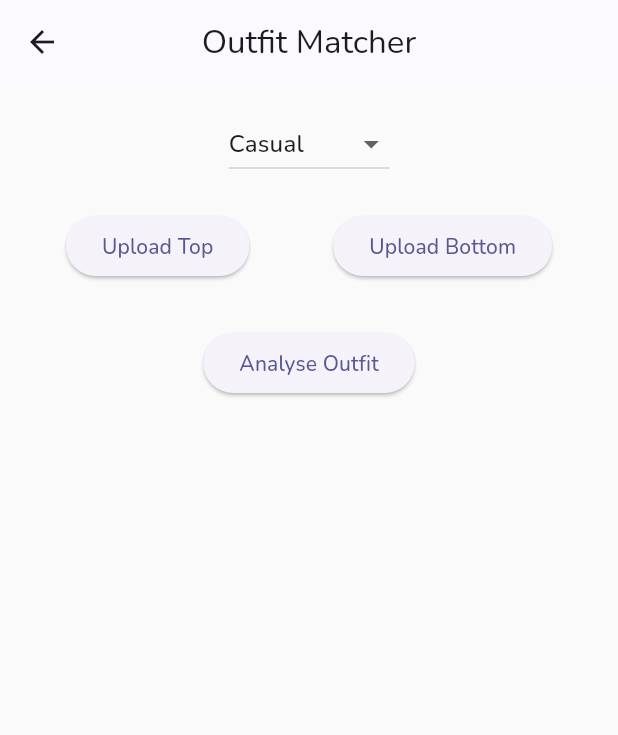
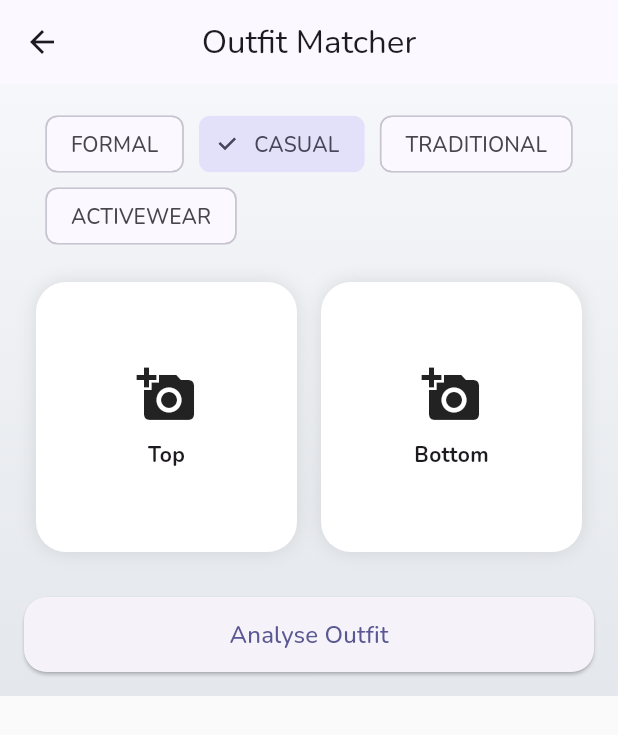
Before and after one commit to Manojkhandelwalmj/beyondhue, a Flutter app: the OutfitMatcherScreen screen opened directly, on a phone screen of 412 x 824 dp. Shown: the top 735 px of the screen. Run offline on Flutter 3.47's test engine with Material 3 defaults, Android fonts, the phone set to English and light mode, and no system bars; our stand-ins replace google_fonts, hive, hive_flutter, image_picker, palette_generator; accounts and stored records are empty.

Commit message:
latest ui change done to outfit matcher button screen

```diff
--- a/lib/screens/outfit/outfit_matcher_screen.dart
+++ b/lib/screens/outfit/outfit_matcher_screen.dart
@@ -4,7 +4,6 @@ import 'package:beyondhue/models/colour_data.dart';
 import 'package:beyondhue/services/colour_detection_service.dart';
 import 'package:flutter/material.dart';
 import 'package:image_picker/image_picker.dart';
-
 
 class OutfitMatcherScreen extends StatefulWidget {
   const OutfitMatcherScreen({super.key});
@@ -29,19 +28,20 @@ class _OutfitMatcherScreenState extends State<OutfitMatcherScreen> {
   final picker = ImagePicker();
 
   Future pickImage(bool isTop) async {
-
-    final source = await showDialog<ImageSource>(
+    final source = await showModalBottomSheet<ImageSource>(
       context: context,
-      builder: (_) => AlertDialog(
-        title: const Text("Select Source"),
-        actions: [
-          TextButton(
-            onPressed: () => Navigator.pop(context, ImageSource.camera),
-            child: const Text("Camera"),
+      builder: (_) => Column(
+        mainAxisSize: MainAxisSize.min,
+        children: [
+          ListTile(
+            leading: const Icon(Icons.camera_alt),
+            title: const Text("Camera"),
+            onTap: () => Navigator.pop(context, ImageSource.camera),
           ),
-          TextButton(
-            onPressed: () => Navigator.pop(context, ImageSource.gallery),
-            child: const Text("Gallery"),
+          ListTile(
+            leading: const Icon(Icons.photo),
+            title: const Text("Gallery"),
+            onTap: () => Navigator.pop(context, ImageSource.gallery),
           ),
         ],
       ),
@@ -67,7 +67,6 @@ class _OutfitMatcherScreenState extends State<OutfitMatcherScreen> {
   }
 
   void analyseOutfit() {
-
     if (topColour == null || bottomColour == null) return;
 
     final result = OutfitMatcherRules.analyse(
@@ -82,90 +81,168 @@ class _OutfitMatcherScreenState extends State<OutfitMatcherScreen> {
     });
   }
 
+  Widget buildUploadCard({
+    required String title,
+    required File? image,
+    required ColourData? colour,
+    required VoidCallback onTap,
+  }) {
+    return Expanded(
+      child: GestureDetector(
+        onTap: onTap,
+        child: Container(
+          height: 180,
+          margin: const EdgeInsets.symmetric(horizontal: 8),
+          decoration: BoxDecoration(
+            borderRadius: BorderRadius.circular(20),
+            color: Colors.white,
+            boxShadow: [
+              BoxShadow(
+                blurRadius: 10,
+                color: Colors.black.withOpacity(0.1),
+              )
+            ],
+          ),
+          child: Column(
+            mainAxisAlignment: MainAxisAlignment.center,
+            children: [
+              if (image != null)
+                ClipRRect(
+                  borderRadius: BorderRadius.circular(12),
+                  child: Image.file(image, height: 90),
+                )
+              else
+                const Icon(Icons.add_a_photo, size: 40),
+
+              const SizedBox(height: 10),
+
+              Text(title, style: const TextStyle(fontWeight: FontWeight.bold)),
+
+              if (colour != null)
+                Text(
+                  colour.name,
+                  style: const TextStyle(color: Colors.grey),
+                ),
+            ],
+          ),
+        ),
+      ),
+    );
+  }
+
+  Widget buildOccasionSelector() {
+    final options = ["formal", "casual", "traditional", "activewear"];
+
+    return Wrap(
+      spacing: 10,
+      children: options.map((e) {
+        final isSelected = selectedOccasion == e;
+
+        return ChoiceChip(
+          label: Text(e.toUpperCase()),
+          selected: isSelected,
+          onSelected: (_) {
+            setState(() {
+              selectedOccasion = e;
+            });
+          },
+        );
+      }).toList(),
+    );
+  }
+
+  Widget buildResultCard() {
+    if (score == null) return const SizedBox();
+
+    return Container(
+      margin: const EdgeInsets.only(top: 20),
+      padding: const EdgeInsets.all(20),
+      decoration: BoxDecoration(
+        borderRadius: BorderRadius.circular(20),
+        color: isSafe! ? Colors.green.shade50 : Colors.red.shade50,
+      ),
+      child: Column(
+        children: [
+          Text(
+            isSafe! ? "SAFE TO WEAR ✅" : "UNSAFE ❌",
+            style: TextStyle(
+              fontSize: 18,
+              color: isSafe! ? Colors.green : Colors.red,
+              fontWeight: FontWeight.bold,
+            ),
+          ),
+        ],
+      ),
+    );
+  }
+
   @override
   Widget build(BuildContext context) {
 
     return Scaffold(
-      appBar: AppBar(title: const Text("Outfit Matcher")),
+      appBar: AppBar(
+        title: const Text("Outfit Matcher"),
+        elevation: 0,
+      ),
 
-      body: Padding(
+      body: Container(
+        decoration: const BoxDecoration(
+          gradient: LinearGradient(
+            colors: [Color(0xFFF5F7FA), Color(0xFFE4E7EB)],
+            begin: Alignment.topCenter,
+            end: Alignment.bottomCenter,
+          ),
+        ),
+
+        child: SingleChildScrollView(
           padding: const EdgeInsets.all(16),
           child: Column(
             children: [
 
-            DropdownButton<String>(
-              value: selectedOccasion,
-              items: const [
-                DropdownMenuItem(value: "formal", child: Text("Formal")),
-                DropdownMenuItem(value: "casual", child: Text("Casual")),
-                DropdownMenuItem(value: "traditional", child: Text("Traditional")),
-                DropdownMenuItem(value: "activewear", child: Text("Activewear")),
-              ],
-              onChanged: (value) {
-                setState(() {
-                  selectedOccasion = value!;
-                });
-              },
-            ),
+              buildOccasionSelector(),
 
               const SizedBox(height: 20),
 
               Row(
-              mainAxisAlignment: MainAxisAlignment.spaceAround,
                 children: [
-
-                Column(
-                  children: [
-                    ElevatedButton(
-                      onPressed: () => pickImage(true),
-                      child: const Text("Upload Top"),
+                  buildUploadCard(
+                    title: "Top",
+                    image: topImage,
+                    colour: topColour,
+                    onTap: () => pickImage(true),
                   ),
-                    if (topImage != null)
-                      Image.file(topImage!, height: 100),
-                    if (topColour != null)
-                      Text(topColour!.name),
-                  ],
+                  buildUploadCard(
+                    title: "Bottom",
+                    image: bottomImage,
+                    colour: bottomColour,
+                    onTap: () => pickImage(false),
                   ),
-
-                Column(
-                  children: [
-                    ElevatedButton(
-                      onPressed: () => pickImage(false),
-                      child: const Text("Upload Bottom"),
-                    ),
-                    if (bottomImage != null)
-                      Image.file(bottomImage!, height: 100),
-                    if (bottomColour != null)
-                      Text(bottomColour!.name),
-                  ],
-                ),
-
                 ],
               ),
 
               const SizedBox(height: 30),
 
-            ElevatedButton(
+              SizedBox(
+                width: double.infinity,
+                height: 50,
+                child: ElevatedButton(
                   onPressed: analyseOutfit,
-              child: const Text("Analyse Outfit"),
+                  style: ElevatedButton.styleFrom(
+                    shape: RoundedRectangleBorder(
+                      borderRadius: BorderRadius.circular(15),
+                    ),
+                  ),
+                  child: const Text(
+                    "Analyse Outfit",
+                    style: TextStyle(fontSize: 16),
+                  ),
+                ),
               ),
 
-            const SizedBox(height: 20),
+              buildResultCard(),
 
-            if (score != null)
-              Column(
-                children: [
-                  Text("Score: $score%"),
-                  Text(
-                    isSafe! ? "SAFE TO WEAR ✅" : "UNSAFE ❌",
-                    style: TextStyle(
-                      color: isSafe! ? Colors.green : Colors.red,
-                      fontWeight: FontWeight.bold,
+            ],
           ),
-                  )
-                ],
-              )
-          ],
         ),
       ),
     );
```
Lines whose indentation alone changed are shown as unchanged.
